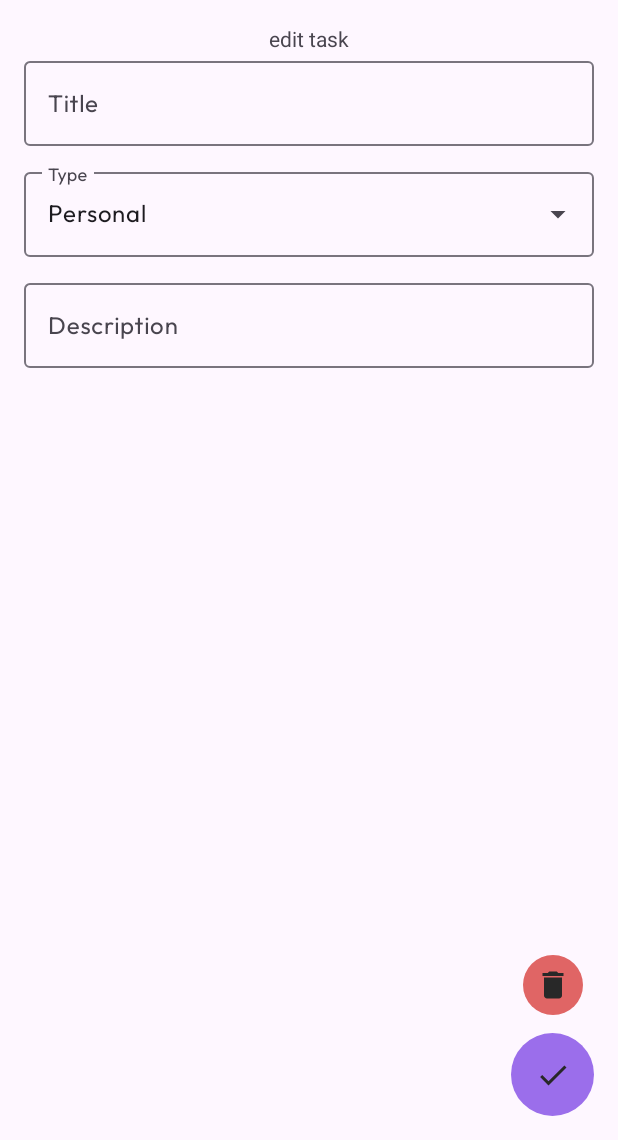
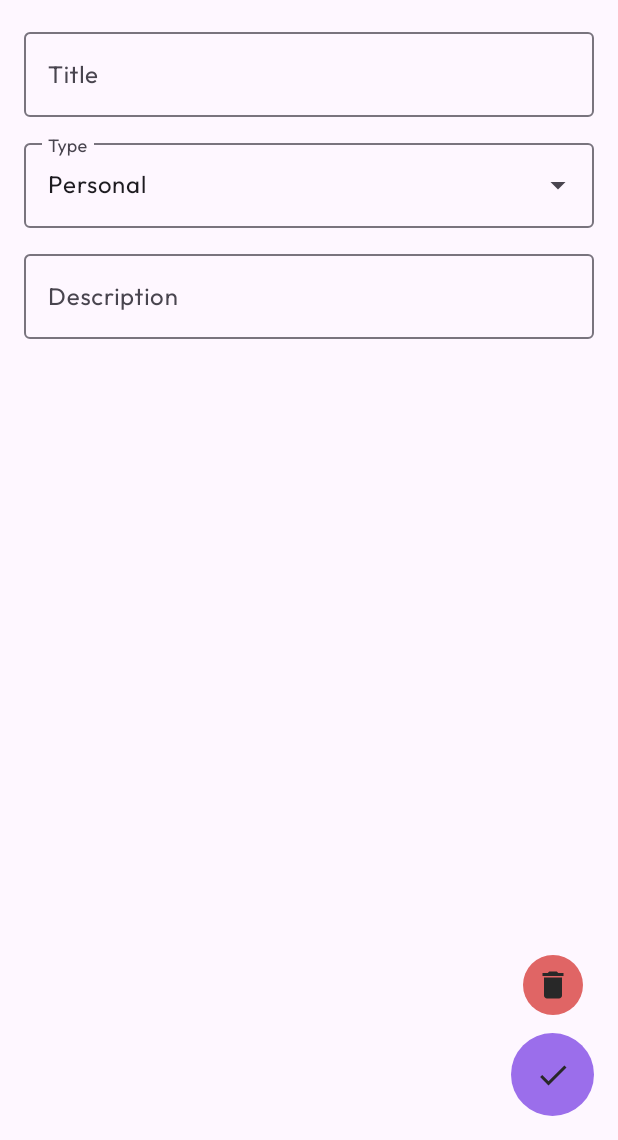
Before and after one commit to nicolasCristaldo/Todo_List_Android_views, an Android app: the fragment EditTaskFragment placed in its activity, on a phone screen of 412 x 824 dp, the part 96-1236 px from its top. Run offline under Robolectric (Android 15) with nearby library versions, the phone set to English and light mode, and no system bars; our stand-ins replace Room's generated code; 5 statements that could not run were skipped.

Commit message:
arrow back finished

```diff
--- a/app/src/main/java/com/nicolascristaldo/todolist/ui/MainActivity.kt
+++ b/app/src/main/java/com/nicolascristaldo/todolist/ui/MainActivity.kt
@@ -1,24 +1,29 @@
 package com.nicolascristaldo.todolist.ui
 
 import android.os.Bundle
+import android.view.View
 import androidx.activity.enableEdgeToEdge
 import androidx.appcompat.app.AppCompatActivity
 import androidx.core.view.ViewCompat
 import androidx.core.view.WindowInsetsCompat
 import androidx.lifecycle.ViewModelProvider
+import androidx.navigation.fragment.NavHostFragment
 import com.nicolascristaldo.todolist.R
 import com.nicolascristaldo.todolist.data.database.TaskDatabase
 import com.nicolascristaldo.todolist.data.repository.TaskRepository
+import com.nicolascristaldo.todolist.databinding.ActivityMainBinding
 import com.nicolascristaldo.todolist.ui.viewmodel.TaskViewModel
 import com.nicolascristaldo.todolist.ui.viewmodel.TaskViewModelFactory
 
 class MainActivity : AppCompatActivity() {
     lateinit var taskViewModel: TaskViewModel
+    private lateinit var binding: ActivityMainBinding
 
     override fun onCreate(savedInstanceState: Bundle?) {
         super.onCreate(savedInstanceState)
         enableEdgeToEdge()
-        setContentView(R.layout.activity_main)
+        binding = ActivityMainBinding.inflate(layoutInflater)
+        setContentView(binding.root)
         ViewCompat.setOnApplyWindowInsetsListener(findViewById(R.id.main)) { v, insets ->
             val systemBars = insets.getInsets(WindowInsetsCompat.Type.systemBars())
             v.setPadding(systemBars.left, systemBars.top, systemBars.right, systemBars.bottom)
@@ -26,6 +31,34 @@ class MainActivity : AppCompatActivity() {
         }
 
         setupViewModel()
+        initListeners()
+    }
+
+    private fun initListeners() {
+        val navHostFragment =
+            supportFragmentManager.findFragmentById(R.id.fragmentContainerView) as NavHostFragment
+        val navController = navHostFragment.navController
+
+        navController.addOnDestinationChangedListener { _, destination, _ ->
+            when (destination.id) {
+                R.id.addTaskFragment -> {
+                    binding.ivArrowBack.visibility = View.VISIBLE
+                    binding.tvTitle.setText(R.string.add_task)
+                }
+                R.id.editTaskFragment -> {
+                    binding.ivArrowBack.visibility = View.VISIBLE
+                    binding.tvTitle.setText(R.string.edit_task)
+                }
+                else -> {
+                    binding.ivArrowBack.visibility = View.GONE
+                    binding.tvTitle.setText(R.string.app_name)
+                }
+            }
+        }
+
+        binding.ivArrowBack.setOnClickListener {
+            navController.popBackStack(R.id.taskListFragment, false)
+        }
     }
 
     private fun setupViewModel() {
--- a/app/src/main/java/com/nicolascristaldo/todolist/ui/fragments/AddTaskFragment.kt
+++ b/app/src/main/java/com/nicolascristaldo/todolist/ui/fragments/AddTaskFragment.kt
@@ -6,9 +6,11 @@ import android.view.View
 import android.view.ViewGroup
 import android.widget.ArrayAdapter
 import android.widget.Toast
+import androidx.core.view.isVisible
 import androidx.fragment.app.Fragment
 import androidx.navigation.findNavController
 import com.nicolascristaldo.todolist.R
+import com.nicolascristaldo.todolist.databinding.ActivityMainBinding
 import com.nicolascristaldo.todolist.databinding.FragmentAddTaskBinding
 import com.nicolascristaldo.todolist.model.Task
 import com.nicolascristaldo.todolist.ui.MainActivity
--- /dev/null
+++ b/app/src/main/res/drawable/ic_arrow_back.xml
@@ -0,0 +1,5 @@
+<vector xmlns:android="http://schemas.android.com/apk/res/android" android:autoMirrored="true" android:height="24dp" android:tint="#000000" android:viewportHeight="24" android:viewportWidth="24" android:width="24dp">
+
+    <path android:fillColor="@android:color/white" android:pathData="M20,11H7.83l5.59,-5.59L12,4l-8,8 8,8 1.41,-1.41L7.83,13H20v-2z"/>
+
+</vector>
--- a/app/src/main/res/layout/activity_main.xml
+++ b/app/src/main/res/layout/activity_main.xml
@@ -14,9 +14,20 @@
         app:layout_constraintTop_toTopOf="parent"
         app:layout_constraintEnd_toEndOf="parent"
         app:layout_constraintStart_toStartOf="parent"
+        app:layout_constraintBottom_toTopOf="@+id/fragmentContainerView"
         android:background="@color/design_default_color_primary">
 
+        <ImageView
+            android:id="@+id/ivArrowBack"
+            android:layout_width="35dp"
+            android:layout_height="match_parent"
+            android:src="@drawable/ic_arrow_back"
+            android:layout_margin="8dp"
+            app:tint="@color/button_icon_color"
+            android:visibility="gone"/>
+
         <TextView
+            android:id="@+id/tvTitle"
             android:layout_width="wrap_content"
             android:layout_height="wrap_content"
             android:layout_gravity="center"
--- a/app/src/main/res/layout/fragment_add_task.xml
+++ b/app/src/main/res/layout/fragment_add_task.xml
@@ -7,20 +7,11 @@
     android:layout_margin="16dp"
     tools:context=".ui.fragments.AddTaskFragment">
 
-    <TextView
-        android:id="@+id/tvAddTask"
-        android:layout_width="wrap_content"
-        android:layout_height="wrap_content"
-        android:text="add task"
-        app:layout_constraintTop_toTopOf="parent"
-        app:layout_constraintStart_toStartOf="parent"
-        app:layout_constraintEnd_toEndOf="parent"/>
-
     <com.google.android.material.textfield.TextInputLayout
         android:id="@+id/tiTitle"
         android:layout_width="match_parent"
         android:layout_height="wrap_content"
-        app:layout_constraintTop_toBottomOf="@+id/tvAddTask"
+        app:layout_constraintTop_toTopOf="parent"
         app:layout_constraintStart_toStartOf="parent"
         app:layout_constraintEnd_toEndOf="parent"
         android:hint="Title">
--- a/app/src/main/res/layout/fragment_edit_task.xml
+++ b/app/src/main/res/layout/fragment_edit_task.xml
@@ -7,20 +7,11 @@
     android:layout_margin="16dp"
     tools:context=".ui.fragments.EditTaskFragment">
 
-    <TextView
-        android:id="@+id/tvEditTask"
-        android:layout_width="wrap_content"
-        android:layout_height="wrap_content"
-        android:text="edit task"
-        app:layout_constraintTop_toTopOf="parent"
-        app:layout_constraintStart_toStartOf="parent"
-        app:layout_constraintEnd_toEndOf="parent"/>
-
     <com.google.android.material.textfield.TextInputLayout
         android:id="@+id/tiTitle"
         android:layout_width="match_parent"
         android:layout_height="wrap_content"
-        app:layout_constraintTop_toBottomOf="@+id/tvEditTask"
+        app:layout_constraintTop_toTopOf="parent"
         app:layout_constraintStart_toStartOf="parent"
         app:layout_constraintEnd_toEndOf="parent"
         android:hint="Title">
--- a/app/src/main/res/values/strings.xml
+++ b/app/src/main/res/values/strings.xml
@@ -1,7 +1,8 @@
 <resources>
     <string name="app_name">Todo List</string>
 
-    <string name="hello_blank_fragment">Hello blank fragment</string>
+    <string name="add_task">Add Task</string>
+    <string name="edit_task">Edit Task</string>
 
     <string-array name="types">
         <item>Personal</item>
```
